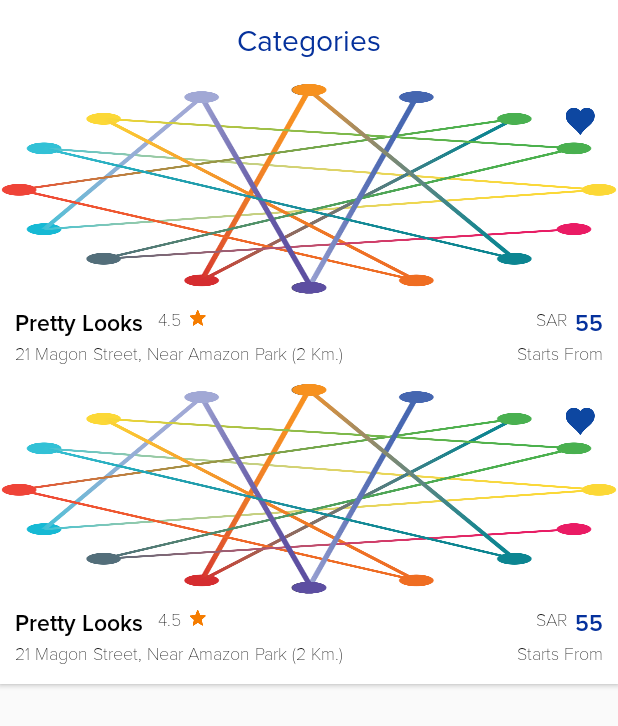
After one commit to mayurtailor009/Groomer, an Android app: the VendorListActivity screen opened directly, with no data from a screen before it, on a phone screen of 412 x 824 dp. The commit adds this screen. Shown: the top 726 px of the screen. Run offline under Robolectric (Android 15) with nearby library versions, the phone set to English and light mode, and no system bars; network calls fail.

Commit message:
Create vendor list screen

```diff
--- a/app/src/main/java/com/groomer/GroomerApplication.java
+++ b/app/src/main/java/com/groomer/GroomerApplication.java
@@ -61,7 +61,7 @@ public class GroomerApplication extends Application {
 
 
     public <T> void addToRequestQueue(Request<T> req, String tag) {
-        // set the default tag if tag is empty
+        // set the default_image tag if tag is empty
         req.setTag(TextUtils.isEmpty(tag) ? TAG : tag);
         getRequestQueue().add(req);
     }
--- a/app/src/main/java/com/groomer/alert/AlertFragment.java
+++ b/app/src/main/java/com/groomer/alert/AlertFragment.java
@@ -56,7 +56,7 @@ public class AlertFragment extends BaseFragment {
 
         RecyclerView alertRecyclerView = (RecyclerView) view.findViewById(R.id.recycle_alert);
 
-        LinearLayoutManager llm = new LinearLayoutManager(getContext());
+        LinearLayoutManager llm = new LinearLayoutManager(mActivity);
         alertRecyclerView.setLayoutManager(llm);
 
         AlertAdapter alertAdapter = new AlertAdapter(mActivity);
--- a/app/src/main/java/com/groomer/category/SaloonListFragment.java
+++ b/app/src/main/java/com/groomer/category/SaloonListFragment.java
@@ -2,11 +2,13 @@ package com.groomer.category;
 
 import android.app.ProgressDialog;
 import android.content.Context;
+import android.content.Intent;
 import android.graphics.Bitmap;
 import android.os.Bundle;
 import android.view.LayoutInflater;
 import android.view.View;
 import android.view.ViewGroup;
+import android.widget.AdapterView;
 import android.widget.BaseAdapter;
 import android.widget.GridView;
 import android.widget.ImageView;
@@ -46,7 +48,6 @@ public class SaloonListFragment extends BaseFragment {
     View view;
     ListView listView;
     GridView gridView;
-
 
 
     public static SaloonListFragment newInstance() {
@@ -122,8 +123,24 @@ public class SaloonListFragment extends BaseFragment {
         GridAdapter gridAdapter = new GridAdapter(getActivity(), categoryList);
         gridView.setAdapter(gridAdapter);
 
+        gridView.setOnItemClickListener(new AdapterView.OnItemClickListener() {
+            @Override
+            public void onItemClick(AdapterView<?> parent, View view, int position, long id) {
+                startActivity(new Intent(getActivity(), VendorListActivity.class));
+            }
+        });
+
+
         ListAdapter listAdapter = new ListAdapter(getActivity(), categoryList);
         listView.setAdapter(listAdapter);
+
+
+        listView.setOnItemClickListener(new AdapterView.OnItemClickListener() {
+            @Override
+            public void onItemClick(AdapterView<?> parent, View view, int position, long id) {
+                startActivity(new Intent(getActivity(), VendorListActivity.class));
+            }
+        });
 
     }
 
@@ -132,6 +149,7 @@ public class SaloonListFragment extends BaseFragment {
         LayoutInflater inflater;
         private List<CategoryDTO> categoryList;
         private DisplayImageOptions options;
+
         public GridAdapter(Context c, List<CategoryDTO> list) {
             mContext = c;
             inflater = (LayoutInflater) mContext
--- /dev/null
+++ b/app/src/main/java/com/groomer/category/VendorListActivity.java
@@ -0,0 +1,36 @@
+package com.groomer.category;
+
+import android.content.Context;
+import android.os.Bundle;
+import android.support.v7.widget.LinearLayoutManager;
+import android.support.v7.widget.RecyclerView;
+
+import com.groomer.R;
+import com.groomer.activity.BaseActivity;
+import com.groomer.category.adapter.VendorListAdapter;
+
+public class VendorListActivity extends BaseActivity {
+
+
+    private Context mActivity;
+
+    @Override
+    public void onCreate(Bundle savedInstanceState) {
+        super.onCreate(savedInstanceState);
+        setContentView(R.layout.activity_vendor_list);
+
+        mActivity = VendorListActivity.this;
+        init();
+    }
+
+    private void init() {
+        RecyclerView vendorRecyclerView = (RecyclerView) findViewById(R.id.recycle_vendor);
+
+        LinearLayoutManager llm = new LinearLayoutManager(mActivity);
+        vendorRecyclerView.setLayoutManager(llm);
+
+        VendorListAdapter vendorListAdapter = new VendorListAdapter(mActivity);
+        vendorRecyclerView.setAdapter(vendorListAdapter);
+
+    }
+}
--- /dev/null
+++ b/app/src/main/java/com/groomer/category/adapter/VendorListAdapter.java
@@ -0,0 +1,68 @@
+package com.groomer.category.adapter;
+
+
+import android.content.Context;
+import android.support.v7.widget.RecyclerView;
+import android.view.LayoutInflater;
+import android.view.View;
+import android.view.ViewGroup;
+import android.widget.ImageView;
+import android.widget.TextView;
+
+import com.groomer.R;
+
+public class VendorListAdapter extends RecyclerView.Adapter<VendorListAdapter.DetailsViewHolder> {
+
+
+    public static class DetailsViewHolder extends RecyclerView.ViewHolder {
+
+        ImageView thumbnail;
+        TextView txt_vendor_name, txt_vendor_rating, txt_vendor_address, txt_vendor_price, txt_vendor_price_unit;
+
+
+        public DetailsViewHolder(View itemView) {
+
+            super(itemView);
+
+            thumbnail = (ImageView) itemView.findViewById(R.id.thumbnail);
+            txt_vendor_rating = (TextView) itemView.findViewById(R.id.txt_vendor_rating);
+            txt_vendor_name = (TextView) itemView.findViewById(R.id.txt_vendor_address);
+            txt_vendor_address = (TextView) itemView.findViewById(R.id.txt_alert_date);
+            txt_vendor_price = (TextView) itemView.findViewById(R.id.txt_vendor_price);
+
+            txt_vendor_price_unit = (TextView) itemView.findViewById(R.id.txt_vendor_price_unit);
+
+        }
+    }
+
+
+    private Context context;
+
+
+    public VendorListAdapter(Context context) {
+
+        this.context = context;
+
+    }
+
+    @Override
+    public DetailsViewHolder onCreateViewHolder(ViewGroup parent, int viewType) {
+        View v = LayoutInflater.from(parent.getContext()).inflate(R.layout.vendor_row_layouts, parent, false);
+
+        DetailsViewHolder detailsViewHolder = new DetailsViewHolder(v);
+        return detailsViewHolder;
+    }
+
+    @Override
+    public void onBindViewHolder(DetailsViewHolder holder, int position) {
+
+
+    }
+
+    @Override
+    public int getItemCount() {
+        return 2;
+    }
+
+
+}
--- /dev/null
+++ b/app/src/main/res/layout/activity_vendor_list.xml
@@ -0,0 +1,36 @@
+<?xml version="1.0" encoding="utf-8"?>
+<RelativeLayout xmlns:android="http://schemas.android.com/apk/res/android"
+    xmlns:tools="http://schemas.android.com/tools"
+    android:layout_width="match_parent"
+    android:layout_height="match_parent"
+    tools:context=".category.VendorListActivity">
+
+
+    <LinearLayout
+        android:id="@+id/toolbar_ll"
+        android:layout_width="match_parent"
+        android:layout_height="wrap_content"
+        android:layout_alignParentTop="true"
+        android:orientation="vertical">
+
+        <include
+            android:id="@+id/toolbar"
+            layout="@layout/toolbar" />
+    </LinearLayout>
+
+
+    <android.support.v4.widget.SwipeRefreshLayout
+        android:id="@+id/active_swipe_refresh_layout"
+        android:layout_width="match_parent"
+        android:layout_height="wrap_content"
+        android:layout_below="@+id/toolbar_ll">
+
+        <android.support.v7.widget.RecyclerView
+            android:id="@+id/recycle_vendor"
+            android:layout_width="match_parent"
+            android:layout_height="match_parent"></android.support.v7.widget.RecyclerView>
+
+    </android.support.v4.widget.SwipeRefreshLayout>
+
+
+</RelativeLayout>
--- /dev/null
+++ b/app/src/main/res/layout/image_view_layout.xml
@@ -0,0 +1,15 @@
+<?xml version="1.0" encoding="utf-8"?>
+<FrameLayout xmlns:android="http://schemas.android.com/apk/res/android"
+    xmlns:tools="http://schemas.android.com/tools"
+    android:layout_width="wrap_content"
+    android:layout_height="wrap_content">
+
+    <ImageView
+        android:id="@+id/thumbnail"
+        android:layout_width="match_parent"
+        android:layout_height="match_parent"
+        android:scaleType="fitXY"
+        android:src="@drawable/default_image" />
+
+
+</FrameLayout>
--- /dev/null
+++ b/app/src/main/res/layout/vendor_row_layouts.xml
@@ -0,0 +1,111 @@
+<android.support.v7.widget.CardView xmlns:android="http://schemas.android.com/apk/res/android"
+    xmlns:card_view="http://schemas.android.com/apk/res-auto"
+    android:id="@+id/card_view"
+    android:layout_width="match_parent"
+    android:layout_height="200dp"
+    card_view:cardCornerRadius="0dp">
+
+    <LinearLayout
+        android:layout_width="match_parent"
+        android:layout_height="match_parent"
+        android:orientation="vertical">
+
+        <RelativeLayout
+            android:layout_width="match_parent"
+            android:layout_height="140dp">
+
+            <include
+                layout="@layout/image_view_layout"
+                android:layout_width="match_parent"
+                android:layout_height="match_parent" />
+
+            <ImageView
+                android:layout_width="wrap_content"
+                android:layout_height="wrap_content"
+                android:layout_alignParentRight="true"
+                android:layout_margin="@dimen/margin_10"
+                android:src="@drawable/fav_active_icon" />
+        </RelativeLayout>
+
+
+        <LinearLayout
+            android:layout_width="match_parent"
+            android:layout_height="60dp"
+            android:orientation="vertical"
+            android:padding="@dimen/margin_10">
+
+            <RelativeLayout
+                android:layout_width="match_parent"
+                android:layout_height="wrap_content">
+
+                <com.groomer.customviews.CustomTextViewMarkNovaSemibold
+                    android:id="@+id/txt_vendor_name"
+                    android:layout_width="wrap_content"
+                    android:layout_height="wrap_content"
+                    android:text="@string/txt_vendor_name"
+                    android:textSize="15sp" />
+
+
+                <com.groomer.customviews.CustomTextViewMarkNovaThin
+                    android:id="@+id/txt_vendor_rating"
+                    android:layout_width="wrap_content"
+                    android:layout_height="wrap_content"
+                    android:layout_marginLeft="@dimen/margin_10"
+                    android:layout_toRightOf="@+id/txt_vendor_name"
+                    android:text="4.5"
+                    android:textSize="12sp" />
+
+                <ImageView
+                    android:layout_width="wrap_content"
+                    android:layout_height="wrap_content"
+                    android:layout_marginLeft="@dimen/margin_5"
+                    android:layout_toRightOf="@+id/txt_vendor_rating"
+                    android:src="@drawable/star_icon" />
+
+
+                <com.groomer.customviews.CustomTextViewMarkNovaThin
+                    android:id="@+id/txt_vendor_price_unit"
+                    android:layout_width="wrap_content"
+                    android:layout_height="wrap_content"
+                    android:layout_toLeftOf="@+id/txt_vendor_price"
+                    android:text="@string/txt_vendor_price_unit"
+                    android:textSize="12sp" />
+
+                <com.groomer.customviews.CustomTextViewMarkNovaSemibold
+                    android:id="@+id/txt_vendor_price"
+                    android:layout_width="wrap_content"
+                    android:layout_height="wrap_content"
+                    android:layout_alignParentRight="true"
+                    android:layout_marginLeft="@dimen/margin_5"
+                    android:text="55"
+                    android:textColor="@color/colorBlue"
+                    android:textSize="15sp" />
+            </RelativeLayout>
+
+
+            <RelativeLayout
+                android:layout_width="match_parent"
+                android:layout_height="wrap_content"
+                android:layout_marginTop="@dimen/margin_3">
+
+                <com.groomer.customviews.CustomTextViewMarkNovaThin
+                    android:id="@+id/txt_vendor_address"
+                    android:layout_width="wrap_content"
+                    android:layout_height="wrap_content"
+                    android:layout_alignParentLeft="true"
+                    android:text="@string/txt_vendor_address"
+                    android:textSize="12sp" />
+
+                <com.groomer.customviews.CustomTextViewMarkNovaThin
+                    android:layout_width="wrap_content"
+                    android:layout_height="wrap_content"
+                    android:layout_alignParentRight="true"
+                    android:text="@string/txt_start_from"
+                    android:textSize="12sp" />
+
+            </RelativeLayout>
+
+        </LinearLayout>
+    </LinearLayout>
+
+</android.support.v7.widget.CardView>
--- a/app/src/main/res/values/dimens.xml
+++ b/app/src/main/res/values/dimens.xml
@@ -7,4 +7,5 @@
     <dimen name="margin_20">20dp</dimen>
     <dimen name="margin_10">10dp</dimen>
     <dimen name="margin_5">5dp</dimen>
+    <dimen name="margin_3">3dp</dimen>
 </resources>
--- a/app/src/main/res/values/strings.xml
+++ b/app/src/main/res/values/strings.xml
@@ -29,10 +29,19 @@
     <!--END For settings screen -->
 
     <!--For alert screen -->
-
     <string name="txt_alert_msg">Dave Dud has Accepted your Appointment!</string>
     <string name="txt_date_time">tue 2 Aug at 11:00 PM</string>
     <!--END For alert screen -->
 
 
+    <!--For vendor list screen -->
+
+    <string name="txt_vendor_name">Pretty Looks</string>
+    <string name="txt_vendor_address">21 Magon Street, Near Amazon Park (2 Km.)</string>
+    <string name="txt_vendor_price_unit">SAR</string>
+    <string name="txt_start_from">Starts From</string>
+
+    <!--END For vendor list screen -->
+
+
 </resources>
```
Also changed, not shown: app/src/main/AndroidManifest.xml (+5 -5 lines), app/src/main/res/drawable/default_image.png (added), 1 other file.
